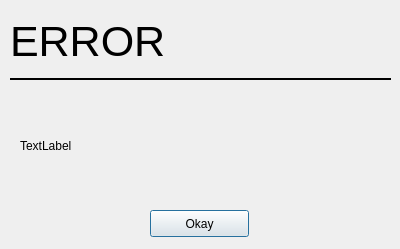
This is src/LoginSubsystem/errordialog.ui in CaptOkie/code-first-think-later as Qt 5 draws it before an edit. The edited form follows.
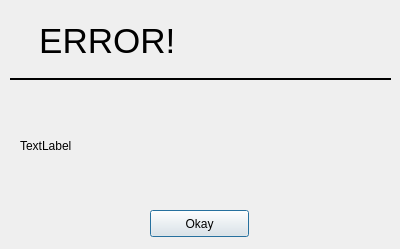
This is the edited form.

Commit message: small tweak to ERROR dialog font

What changed in the file:
```diff
--- a/src/LoginSubsystem/errordialog.ui
+++ b/src/LoginSubsystem/errordialog.ui
@@ -30,11 +30,14 @@
      <widget class="QLabel" name="label">
       <property name="font">
        <font>
-        <pointsize>32</pointsize>
+        <pointsize>26</pointsize>
        </font>
       </property>
       <property name="text">
-       <string>ERROR</string>
+       <string>   ERROR!</string>
+      </property>
+      <property name="alignment">
+       <set>Qt::AlignLeading|Qt::AlignLeft|Qt::AlignVCenter</set>
       </property>
      </widget>
     </item>
```
